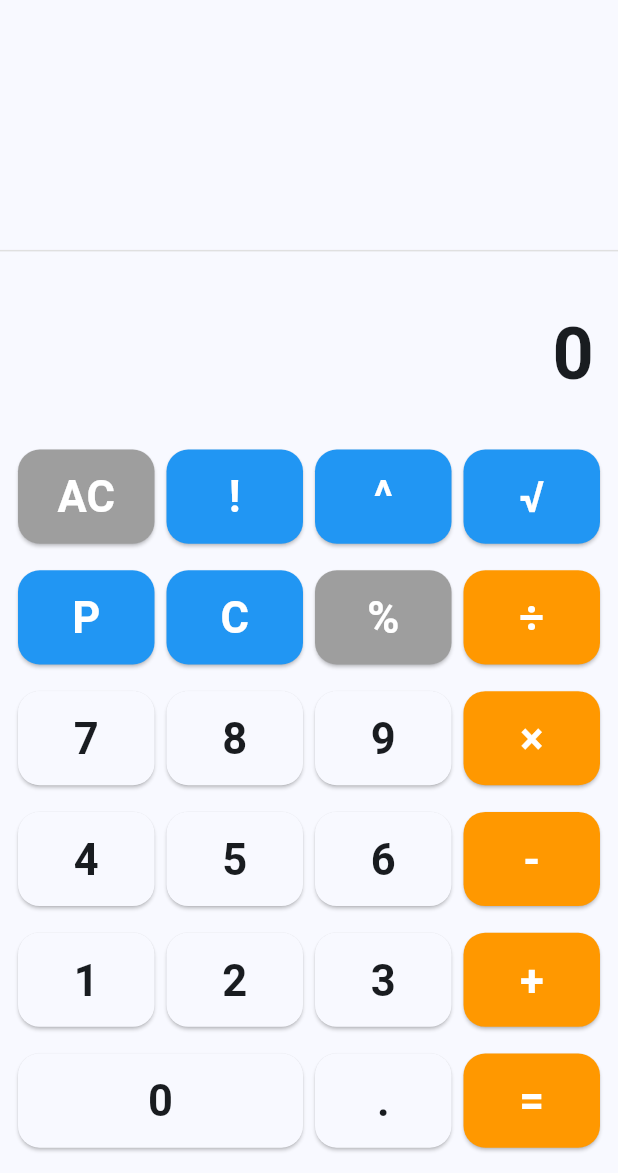
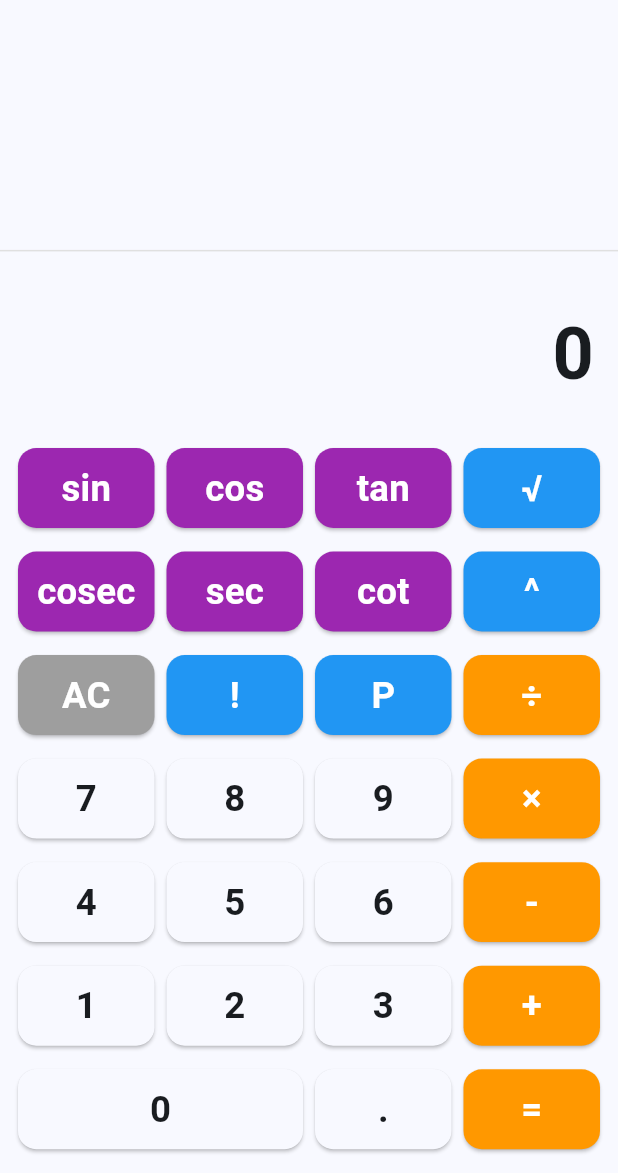
Before and after one commit to AmamulHaq/calculator_app, a Flutter app: the screen it shows after launch, on a phone screen of 412 x 824 dp, the part 63-1236 px from its top. Run offline on Flutter 3.47's test engine with Material 3 defaults, Android fonts, the phone set to English and light mode, and no system bars.

Commit message:
trigometric function

```diff
--- a/lib/main.dart
+++ b/lib/main.dart
@@ -1,6 +1,7 @@
 import 'package:flutter/material.dart';
 import 'dart:math';
-//main function
+import 'trigonometric.dart';
+
 void main() {
   runApp(const MyApp());
 }
@@ -52,20 +53,22 @@ class _CalculatorScreenState extends State<CalculatorScreen> {
         _operation = '';
         _firstNumber = 0;
         _waitingForSecondNumber = false;
-      } else if (buttonText == '%' || buttonText == '!') {
+      }
+      else if (buttonText == '%' || buttonText == '!') {
         try {
           final value = double.parse(_display);
           double result = buttonText == '%' ? value / 100 : _factorial(value);
           final formatted = _formatResult(result);
 
-          if (_history.length >= 4) _history.removeAt(0); // Remove oldest entry
+          if (_history.length >= 4) _history.removeAt(0);
           _history.add('$value$buttonText = $formatted');
 
           _display = formatted;
         } catch (e) {
           _display = 'Error';
         }
-      } else if (buttonText == '=') {
+      }
+      else if (buttonText == '=') {
         if (_operation.isEmpty) return;
 
         try {
@@ -111,8 +114,8 @@ class _CalculatorScreenState extends State<CalculatorScreen> {
           }
 
           final formatted = _formatResult(result);
-          if (_history.length >= 4) _history.removeAt(0); // Remove oldest entry
-          _history.add('$expression = $formatted');
+          if (_history.length >= 4) _history.removeAt(0);
+          _history.insert(0, '$expression = $formatted');
 
           _display = formatted;
           _operation = '';
@@ -120,12 +123,17 @@ class _CalculatorScreenState extends State<CalculatorScreen> {
         } catch (e) {
           _display = 'Error';
         }
-      } else if (['+', '-', '×', '÷', '^', '√', 'P', 'C'].contains(buttonText)) {
+      }
+      else if (['sin', 'cos', 'tan', 'cosec', 'sec', 'cot'].contains(buttonText)) {
+        _handleTrigonometricOperation(buttonText);
+      }
+      else if (['+', '-', '×', '÷', '^', '√', 'P', 'C'].contains(buttonText)) {
         _firstNumber = double.parse(_display);
         _operation = buttonText;
         _waitingForSecondNumber = true;
         _display = '0';
-      } else {
+      }
+      else {
         if (_display == '0' || _waitingForSecondNumber || _display == 'Error') {
           _display = buttonText;
           _waitingForSecondNumber = false;
@@ -138,8 +146,25 @@ class _CalculatorScreenState extends State<CalculatorScreen> {
     });
   }
 
+  void _handleTrigonometricOperation(String operation) {
+    final currentValue = double.tryParse(_display) ?? 0;
+
+    try {
+      final calculation = Trigonometric.calculate(currentValue, operation);
+      final formattedResult = _formatResult(calculation['result']!);
+
+      if (_history.length >= 4) _history.removeAt(0);
+      _history.add('${calculation['displayText']} = $formattedResult');
+
+      _display = formattedResult;
+      _waitingForSecondNumber = true;
+    } catch (e) {
+      _display = 'Error';
+    }
+  }
+
   double _factorial(double n) {
-    if (n < 0 || n > 20) return double.nan; // Limit to prevent overflow
+    if (n < 0 || n > 20) return double.nan;
     if (n < 2) return 1;
     double result = 1;
     for (int i = 2; i <= n; i++) {
@@ -204,7 +229,7 @@ class _CalculatorScreenState extends State<CalculatorScreen> {
         builder: (context, constraints) {
           return Column(
             children: [
-              // History Display - Most recent at bottom
+              // History Display
               Container(
                 height: constraints.maxHeight * 0.2,
                 padding: const EdgeInsets.symmetric(horizontal: 16, vertical: 8),
@@ -255,12 +280,13 @@ class _CalculatorScreenState extends State<CalculatorScreen> {
                   padding: const EdgeInsets.all(8.0),
                   child: Column(
                     children: [
+                      // Trigonometric functions row
                       Expanded(
                         child: Row(
                           children: [
-                            _buildButton('AC', color: Colors.grey),
-                            _buildButton('!', color: Colors.blue),
-                            _buildButton('^', color: Colors.blue),
+                            _buildButton('sin', color: Colors.purple),
+                            _buildButton('cos', color: Colors.purple),
+                            _buildButton('tan', color: Colors.purple),
                             _buildButton('√', color: Colors.blue),
                           ],
                         ),
@@ -268,9 +294,20 @@ class _CalculatorScreenState extends State<CalculatorScreen> {
                       Expanded(
                         child: Row(
                           children: [
+                            _buildButton('cosec', color: Colors.purple),
+                            _buildButton('sec', color: Colors.purple),
+                            _buildButton('cot', color: Colors.purple),
+                            _buildButton('^', color: Colors.blue),
+                          ],
+                        ),
+                      ),
+                      // Rest of the calculator buttons
+                      Expanded(
+                        child: Row(
+                          children: [
+                            _buildButton('AC', color: Colors.grey),
+                            _buildButton('!', color: Colors.blue),
                             _buildButton('P', color: Colors.blue),
-                            _buildButton('C', color: Colors.blue),
-                            _buildButton('%', color: Colors.grey),
                             _buildButton('÷', color: Colors.orange),
                           ],
                         ),
--- /dev/null
+++ b/lib/trigonometric.dart
@@ -0,0 +1,50 @@
+// trigonometric.dart
+import 'dart:math';
+
+class Trigonometric {
+  static Map<String, dynamic> calculate(double degrees, String operation) {
+    final radians = degrees * pi / 180;
+    double result;
+    String displayText;
+
+    switch (operation) {
+      case 'sin':
+        result = sin(radians);
+        displayText = 'sin(${degrees.toStringAsFixed(2)}°)';
+        break;
+      case 'cos':
+        result = cos(radians);
+        displayText = 'cos(${degrees.toStringAsFixed(2)}°)';
+        break;
+      case 'tan':
+        result = tan(radians);
+        displayText = 'tan(${degrees.toStringAsFixed(2)}°)';
+        if (result.abs() > 1e10) {
+          throw Exception('Undefined');
+        }
+        break;
+      case 'cosec':
+        if (sin(radians).abs() < 1e-10) throw Exception('Undefined');
+        result = 1 / sin(radians);
+        displayText = 'cosec(${degrees.toStringAsFixed(2)}°)';
+        break;
+      case 'sec':
+        if (cos(radians).abs() < 1e-10) throw Exception('Undefined');
+        result = 1 / cos(radians);
+        displayText = 'sec(${degrees.toStringAsFixed(2)}°)';
+        break;
+      case 'cot':
+        if (tan(radians).abs() < 1e-10) throw Exception('Undefined');
+        result = 1 / tan(radians);
+        displayText = 'cot(${degrees.toStringAsFixed(2)}°)';
+        break;
+      default:
+        throw Exception('Invalid operation');
+    }
+
+    return {
+      'result': result,
+      'displayText': displayText,
+    };
+  }
+}
```
